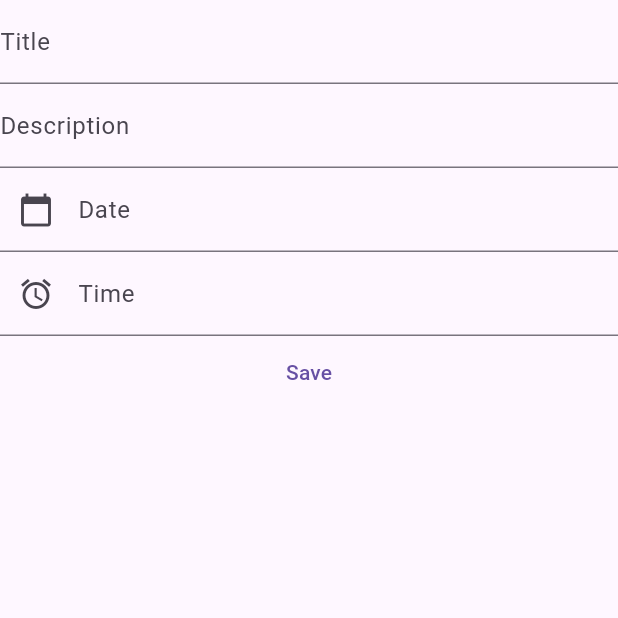
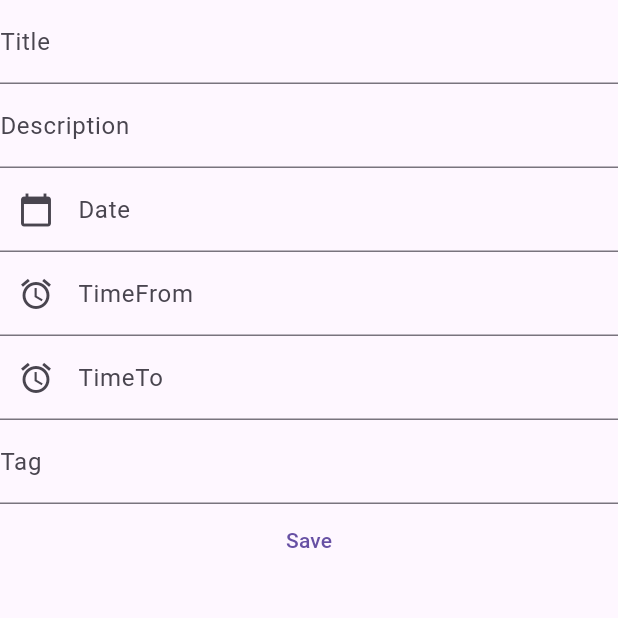
Before and after one commit to kaleabtesfaye01/task_management_app, a Flutter app: the screen it shows after launch, after a tap on "Save", on a phone screen of 412 x 824 dp, the top half of it. Run offline on Flutter 3.47's test engine with Material 3 defaults, Android fonts, the phone set to English and light mode, and no system bars; our stand-ins replace cloud_firestore, firebase_core; accounts and stored records are empty.

```diff
--- a/lib/main.dart
+++ b/lib/main.dart
@@ -1,7 +1,10 @@
+import 'package:firebase_core/firebase_core.dart';
 import 'package:flutter/material.dart';
 import 'package:task_management_app/ui/task_input_view.dart';
 
-void main() {
+Future<void> main() async {
+  WidgetsFlutterBinding.ensureInitialized();
+  await Firebase.initializeApp();
   runApp(const MyApp());
 }
 
--- /dev/null
+++ b/lib/models/task.dart
@@ -0,0 +1,53 @@
+import 'package:flutter/material.dart';
+import 'package:intl/intl.dart';
+
+class Task {
+  int createdAt;
+  String name;
+  String description;
+  DateTime date;
+  TimeOfDay timeFrom;
+  TimeOfDay timeTo;
+  bool isCompleted;
+
+  Task({
+    required this.createdAt,
+    required this.name,
+    required this.description,
+    required this.date,
+    required this.timeFrom,
+    required this.timeTo,
+    this.isCompleted = false,
+  });
+
+  factory Task.fromJson(Map<String, dynamic> data) => Task(
+      createdAt: data['created_at'],
+      name: data['name'],
+      description: data['description'],
+      date: DateTime.parse(data['date']),
+      timeFrom: _stringToTime(data['timeFrom']),
+      timeTo: _stringToTime(data['timeTo']),
+      isCompleted: data['isCompleted']);
+
+  Map<String, dynamic> toJson() => {
+        'created_at': createdAt,
+        'name': name,
+        'description': description,
+        'date': date.toIso8601String(),
+        'timeFrom': _timeToString(timeFrom),
+        'timeTo': _timeToString(timeTo),
+        'isCompleted': isCompleted
+      };
+}
+
+TimeOfDay _stringToTime(String time) {
+  final format = DateFormat.jm();
+  return TimeOfDay.fromDateTime(format.parse(time));
+}
+
+String _timeToString(TimeOfDay time) {
+  final now = DateTime.now();
+  final dt = DateTime(now.year, now.month, now.day, time.hour, time.minute);
+  final format = DateFormat.jm();
+  return format.format(dt);
+}
--- /dev/null
+++ b/lib/services/firebase_service.dart
@@ -0,0 +1,14 @@
+import 'package:cloud_firestore/cloud_firestore.dart';
+import '../models/task.dart';
+
+class FirebaseService {
+  final CollectionReference _taskCollection = FirebaseFirestore.instance.collection('tasks');
+
+  Future<void> addTask(Task task) async {
+    try {
+      await _taskCollection.add(task.toJson());
+    } catch (e) {
+      throw Exception('Failed to add task: $e');
+    }
+  }
+}
--- a/lib/ui/task_input_view.dart
+++ b/lib/ui/task_input_view.dart
@@ -1,4 +1,7 @@
+import 'package:cloud_firestore/cloud_firestore.dart';
 import 'package:flutter/material.dart';
+import 'package:task_management_app/models/task.dart';
+import 'package:task_management_app/services/firebase_service.dart';
 
 class TaskInputView extends StatefulWidget {
   const TaskInputView({super.key});
@@ -10,11 +13,16 @@ class TaskInputView extends StatefulWidget {
 class _TaskInputViewState extends State<TaskInputView> {
   // variables
   DateTime? _date;
-  TimeOfDay? _time;
+  TimeOfDay? _timeFrom;
+  TimeOfDay? _timeTo;
   final TextEditingController _datecontroller = TextEditingController();
-  final TextEditingController _timecontroller = TextEditingController();
-  final TextEditingController _titlecontroller = TextEditingController();
+  final TextEditingController _timeFromcontroller = TextEditingController();
+  final TextEditingController _timeTocontroller = TextEditingController();
+  final TextEditingController _namecontroller = TextEditingController();
   final TextEditingController _descriptioncontroller = TextEditingController();
+  final TextEditingController _tagcontroller = TextEditingController();
+
+  final FirebaseService _firebaseService = FirebaseService();
 
   // methods
   Future<void> _selectDate() async {
@@ -22,8 +30,7 @@ class _TaskInputViewState extends State<TaskInputView> {
         context: context,
         initialDate: _date ?? DateTime.now(),
         firstDate: DateTime.now(),
-        lastDate: DateTime(2100)
-    );
+        lastDate: DateTime(2100));
 
     if (_date != null) {
       setState(() {
@@ -32,17 +39,48 @@ class _TaskInputViewState extends State<TaskInputView> {
     }
   }
 
-  Future<void> _selectTime() async {
-    _time = await showTimePicker(
-      context: context,
-      initialTime: _time ?? TimeOfDay.now()
-      );
+  Future<void> _selectTimeFrom() async {
+    _timeFrom = await showTimePicker(
+        context: context, initialTime: _timeFrom ?? TimeOfDay.now());
 
-    if (_time != null) {
+    if (_timeFrom != null) {
       setState(() {
-        _timecontroller.text = '${_time!.hour}:${_time!.minute}';
+        _timeFromcontroller.text = '${_timeFrom!.hour}:${_timeFrom!.minute}';
       });
     }
+  }
+
+  Future<void> _selectTimeTo() async {
+    _timeTo = await showTimePicker(
+        context: context, initialTime: _timeTo ?? TimeOfDay.now());
+
+    if (_timeTo != null) {
+      setState(() {
+        _timeTocontroller.text = '${_timeTo!.hour}:${_timeTo!.minute}';
+      });
+    }
+  }
+
+  Future<void> _addTask() async {
+    final task = Task(
+        createdAt: DateTime.timestamp().microsecondsSinceEpoch,
+        name: _namecontroller.text,
+        description: _descriptioncontroller.text,
+        date: _date!,
+        timeFrom: _timeFrom!,
+        timeTo: _timeTo!);
+
+    await _firebaseService.addTask(task);
+
+    _datecontroller.clear();
+    _timeFromcontroller.clear();
+    _timeTocontroller.clear();
+    _namecontroller.clear();
+    _descriptioncontroller.clear();
+    _tagcontroller.clear();
+    _date = null;
+    _timeFrom = null;
+    _timeTo = null;
   }
 
   // UI
@@ -53,7 +91,7 @@ class _TaskInputViewState extends State<TaskInputView> {
         child: Column(
           children: [
             TextField(
-              controller: _titlecontroller,
+              controller: _namecontroller,
               decoration: const InputDecoration(labelText: 'Title'),
             ),
             TextField(
@@ -63,30 +101,34 @@ class _TaskInputViewState extends State<TaskInputView> {
             TextField(
               controller: _datecontroller,
               decoration: const InputDecoration(
-                  labelText: 'Date',
-                  prefixIcon: Icon(Icons.calendar_today),
+                labelText: 'Date',
+                prefixIcon: Icon(Icons.calendar_today),
               ),
               readOnly: true,
-              onTap: () => _selectDate(),
+              onTap: _selectDate,
             ),
             TextField(
-              controller: _timecontroller,
+              controller: _timeFromcontroller,
               decoration: const InputDecoration(
-                labelText: 'Time',
-                prefixIcon: Icon(Icons.access_alarm)
-              ),
+                  labelText: 'TimeFrom', prefixIcon: Icon(Icons.access_alarm)),
               readOnly: true,
-              onTap: () => _selectTime(),
+              onTap: _selectTimeFrom,
+            ),
+            TextField(
+              controller: _timeTocontroller,
+              decoration: const InputDecoration(
+                  labelText: 'TimeTo', prefixIcon: Icon(Icons.access_alarm)),
+              readOnly: true,
+              onTap: _selectTimeTo,
+            ),
+            TextField(
+              controller: _tagcontroller,
+              decoration: InputDecoration(labelText: 'Tag'),
             ),
             TextButton(
-              onPressed: () {
-                print(_titlecontroller.text);
-                print(_descriptioncontroller.text);
-                print(_datecontroller.text);
-                print(_timecontroller.text);
-              },
-              child: Text('Save')
-              )
+              onPressed: _addTask,
+              child: const Text('Save'),
+            )
           ],
         ),
       ),
--- a/pubspec.yaml
+++ b/pubspec.yaml
@@ -35,6 +35,9 @@ dependencies:
   # The following adds the Cupertino Icons font to your application.
   # Use with the CupertinoIcons class for iOS style icons.
   cupertino_icons: ^1.0.8
+  firebase_core: ^3.6.0
+  cloud_firestore: ^5.4.4
+  intl: ^0.19.0
 
 dev_dependencies:
   flutter_test:
@@ -45,7 +48,7 @@ dev_dependencies:
   # activated in the `analysis_options.yaml` file located at the root of your
   # package. See that file for information about deactivating specific lint
   # rules and activating additional ones.
-  flutter_lints: ^4.0.0
+  flutter_lints: ^5.0.0
 
 # For information on the generic Dart part of this file, see the
 # following page: https://dart.dev/tools/pub/pubspec
```
Also changed, not shown: firebase.json (added), lib/firebase_options.dart (added).
